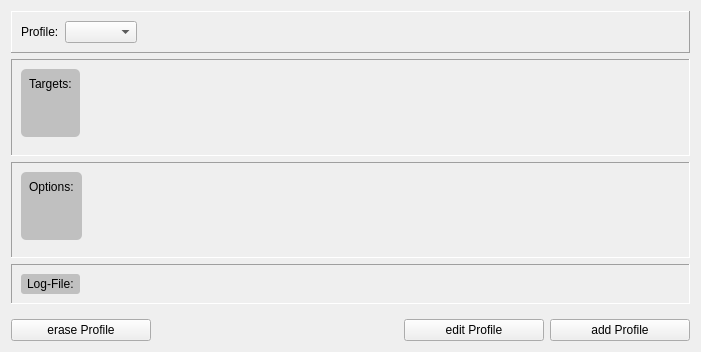
zlukaUA/ClamAV-GUI, file ui/profilemanager.ui: the form before one commit.
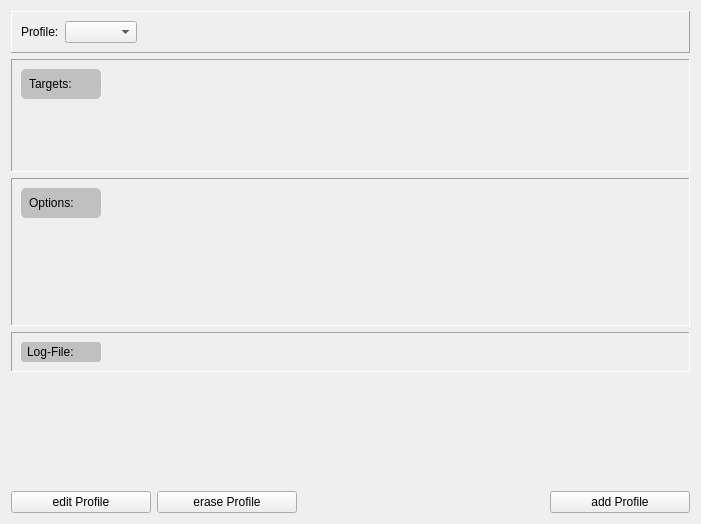
The form after the commit. Icons and pictures are not drawn.

What changed in the file:
```diff
--- a/ui/profilemanager.ui
+++ b/ui/profilemanager.ui
@@ -7,15 +7,163 @@
     <x>0</x>
     <y>0</y>
     <width>701</width>
-    <height>352</height>
+    <height>524</height>
    </rect>
   </property>
   <property name="windowTitle">
    <string>Form</string>
   </property>
   <layout class="QGridLayout" name="gridLayout_3">
-   <item row="8" column="0">
-    <widget class="QPushButton" name="pushButton">
+   <item row="0" column="0" colspan="8">
+    <widget class="QFrame" name="frame">
+     <property name="frameShape">
+      <enum>QFrame::Panel</enum>
+     </property>
+     <property name="frameShadow">
+      <enum>QFrame::Raised</enum>
+     </property>
+     <layout class="QHBoxLayout" name="horizontalLayout">
+      <item>
+       <widget class="QLabel" name="profileLabel">
+        <property name="text">
+         <string>Profile:</string>
+        </property>
+       </widget>
+      </item>
+      <item>
+       <widget class="QComboBox" name="profileComboBox">
+        <property name="sizePolicy">
+         <sizepolicy hsizetype="Minimum" vsizetype="Fixed">
+          <horstretch>0</horstretch>
+          <verstretch>0</verstretch>
+         </sizepolicy>
+        </property>
+       </widget>
+      </item>
+      <item>
+       <spacer name="horizontalSpacer">
+        <property name="orientation">
+         <enum>Qt::Horizontal</enum>
+        </property>
+        <property name="sizeHint" stdset="0">
+         <size>
+          <width>40</width>
+          <height>20</height>
+         </size>
+        </property>
+       </spacer>
+      </item>
+     </layout>
+    </widget>
+   </item>
+   <item row="3" column="0" colspan="8">
+    <widget class="QFrame" name="scanningOptionsFrame">
+     <property name="minimumSize">
+      <size>
+       <width>0</width>
+       <height>0</height>
+      </size>
+     </property>
+     <property name="frameShape">
+      <enum>QFrame::Panel</enum>
+     </property>
+     <property name="frameShadow">
+      <enum>QFrame::Sunken</enum>
+     </property>
+     <layout class="QGridLayout" name="gridLayout">
+      <item row="0" column="1" rowspan="2">
+       <widget class="QScrollArea" name="scrollArea">
+        <property name="frameShape">
+         <enum>QFrame::NoFrame</enum>
+        </property>
+        <property name="widgetResizable">
+         <bool>true</bool>
+        </property>
+        <widget class="QWidget" name="scrollAreaWidgetContents">
+         <property name="geometry">
+          <rect>
+           <x>0</x>
+           <y>0</y>
+           <width>577</width>
+           <height>142</height>
+          </rect>
+         </property>
+         <layout class="QVBoxLayout" name="verticalLayout">
+          <item>
+           <widget class="QLabel" name="optionsListLabel">
+            <property name="sizePolicy">
+             <sizepolicy hsizetype="MinimumExpanding" vsizetype="Preferred">
+              <horstretch>0</horstretch>
+              <verstretch>0</verstretch>
+             </sizepolicy>
+            </property>
+            <property name="frameShape">
+             <enum>QFrame::NoFrame</enum>
+            </property>
+            <property name="frameShadow">
+             <enum>QFrame::Sunken</enum>
+            </property>
+            <property name="text">
+             <string/>
+            </property>
+            <property name="alignment">
+             <set>Qt::AlignLeading|Qt::AlignLeft|Qt::AlignTop</set>
+            </property>
+           </widget>
+          </item>
+         </layout>
+        </widget>
+       </widget>
+      </item>
+      <item row="0" column="0">
+       <widget class="QLabel" name="optionsLabel">
+        <property name="sizePolicy">
+         <sizepolicy hsizetype="Minimum" vsizetype="Preferred">
+          <horstretch>0</horstretch>
+          <verstretch>0</verstretch>
+         </sizepolicy>
+        </property>
+        <property name="minimumSize">
+         <size>
+          <width>80</width>
+          <height>0</height>
+         </size>
+        </property>
+        <property name="maximumSize">
+         <size>
+          <width>100</width>
+          <height>16777215</height>
+         </size>
+        </property>
+        <property name="styleSheet">
+         <string notr="true">background:#c0c0c0;padding:5px;border-radius:5px;</string>
+        </property>
+        <property name="text">
+         <string>Options:</string>
+        </property>
+        <property name="alignment">
+         <set>Qt::AlignLeading|Qt::AlignLeft|Qt::AlignTop</set>
+        </property>
+       </widget>
+      </item>
+      <item row="1" column="0">
+       <spacer name="verticalSpacer">
+        <property name="orientation">
+         <enum>Qt::Vertical</enum>
+        </property>
+        <property name="sizeHint" stdset="0">
+         <size>
+          <width>20</width>
+          <height>98</height>
+         </size>
+        </property>
+       </spacer>
+      </item>
+     </layout>
+    </widget>
+   </item>
+   <item row="8" column="7">
+    <widget class="QPushButton" name="addProfileButton">
      <property name="minimumSize">
       <size>
        <width>140</width>
@@ -29,7 +177,7 @@
       </size>
      </property>
      <property name="text">
-      <string>erase Profile</string>
+      <string>add Profile</string>
      </property>
      <property name="icon">
       <iconset resource="../resources.qrc">
@@ -43,7 +191,7 @@
      </property>
     </widget>
    </item>
-   <item row="4" column="0" colspan="7">
+   <item row="4" column="0" colspan="8">
     <widget class="QFrame" name="logFileFrame">
      <property name="frameShape">
       <enum>QFrame::Panel</enum>
@@ -79,6 +227,12 @@
           <verstretch>0</verstretch>
          </sizepolicy>
         </property>
+        <property name="minimumSize">
+         <size>
+          <width>80</width>
+          <height>0</height>
+         </size>
+        </property>
         <property name="maximumSize">
          <size>
           <width>16777215</width>
@@ -96,36 +250,20 @@
      </layout>
     </widget>
    </item>
-   <item row="8" column="6">
-    <widget class="QPushButton" name="addProfileButton">
-     <property name="minimumSize">
-      <size>
-       <width>140</width>
-       <height>0</height>
-      </size>
+   <item row="5" column="0">
+    <spacer name="verticalSpacer_3">
+     <property name="orientation">
+      <enum>Qt::Vertical</enum>
      </property>
-     <property name="maximumSize">
+     <property name="sizeHint" stdset="0">
       <size>
-       <width>140</width>
-       <height>16777215</height>
+       <width>20</width>
+       <height>40</height>
       </size>
      </property>
-     <property name="text">
-      <string>add Profile</string>
-     </property>
-     <property name="icon">
-      <iconset resource="../resources.qrc">
-       <normaloff>:/icons/icons/add_profile.png</normaloff>:/icons/icons/add_profile.png</iconset>
-     </property>
-     <property name="iconSize">
-      <size>
-       <width>24</width>
-       <height>24</height>
-      </size>
-     </property>
-    </widget>
+    </spacer>
    </item>
-   <item row="8" column="5">
+   <item row="8" column="0">
     <widget class="QPushButton" name="editProfileButton">
      <property name="minimumSize">
       <size>
@@ -154,7 +292,49 @@
      </property>
     </widget>
    </item>
-   <item row="2" column="0" colspan="7">
+   <item row="8" column="1">
+    <widget class="QPushButton" name="pushButton">
+     <property name="minimumSize">
+      <size>
+       <width>140</width>
+       <height>0</height>
+      </size>
+     </property>
+     <property name="maximumSize">
+      <size>
+       <width>140</width>
+       <height>16777215</height>
+      </size>
+     </property>
+     <property name="text">
+      <string>erase Profile</string>
+     </property>
+     <property name="icon">
+      <iconset resource="../resources.qrc">
+       <normaloff>:/icons/icons/delete_profile.png</normaloff>:/icons/icons/delete_profile.png</iconset>
+     </property>
+     <property name="iconSize">
+      <size>
+       <width>24</width>
+       <height>24</height>
+      </size>
+     </property>
+    </widget>
+   </item>
+   <item row="8" column="2" colspan="5">
+    <spacer name="horizontalSpacer_2">
+     <property name="orientation">
+      <enum>Qt::Horizontal</enum>
+     </property>
+     <property name="sizeHint" stdset="0">
+      <size>
+       <width>40</width>
+       <height>20</height>
+      </size>
+     </property>
+    </spacer>
+   </item>
+   <item row="2" column="0" colspan="8">
     <widget class="QFrame" name="scanningTargetsFrame">
      <property name="minimumSize">
       <size>
@@ -168,7 +348,7 @@
      <property name="frameShadow">
       <enum>QFrame::Sunken</enum>
      </property>
-     <layout class="QGridLayout" name="gridLayout">
+     <layout class="QGridLayout" name="gridLayout_2">
       <item row="0" column="0">
        <widget class="QLabel" name="targetsLabel">
         <property name="sizePolicy">
@@ -177,6 +357,12 @@
           <verstretch>0</verstretch>
          </sizepolicy>
         </property>
+        <property name="minimumSize">
+         <size>
+          <width>80</width>
+          <height>0</height>
+         </size>
+        </property>
         <property name="maximumSize">
          <size>
           <width>100</width>
@@ -194,7 +380,7 @@
         </property>
        </widget>
       </item>
-      <item row="0" column="1">
+      <item row="0" column="1" rowspan="2">
        <widget class="QScrollArea" name="scrollArea_2">
         <property name="frameShape">
          <enum>QFrame::NoFrame</enum>
@@ -207,8 +393,8 @@
           <rect>
            <x>0</x>
            <y>0</y>
-           <width>591</width>
-           <height>66</height>
+           <width>577</width>
+           <height>79</height>
           </rect>
          </property>
          <layout class="QVBoxLayout" name="verticalLayout_2">
@@ -229,6 +415,9 @@
             <property name="text">
              <string/>
             </property>
+            <property name="alignment">
+             <set>Qt::AlignLeading|Qt::AlignLeft|Qt::AlignTop</set>
+            </property>
            </widget>
           </item>
          </layout>
@@ -236,50 +425,6 @@
        </widget>
       </item>
       <item row="1" column="0">
-       <spacer name="verticalSpacer">
-        <property name="orientation">
-         <enum>Qt::Vertical</enum>
-        </property>
-        <property name="sizeHint" stdset="0">
-         <size>
-          <width>20</width>
-          <height>40</height>
-         </size>
-        </property>
-       </spacer>
-      </item>
-     </layout>
-    </widget>
-   </item>
-   <item row="5" column="0">
-    <spacer name="verticalSpacer_3">
-     <property name="orientation">
-      <enum>Qt::Vertical</enum>
-     </property>
-     <property name="sizeHint" stdset="0">
-      <size>
-       <width>20</width>
-       <height>40</height>
-      </size>
-     </property>
-    </spacer>
-   </item>
-   <item row="3" column="0" colspan="7">
-    <widget class="QFrame" name="scanningOptionsFrame">
-     <property name="minimumSize">
-      <size>
-       <width>0</width>
-       <height>0</height>
-      </size>
-     </property>
-     <property name="frameShape">
-      <enum>QFrame::Panel</enum>
-     </property>
-     <property name="frameShadow">
-      <enum>QFrame::Sunken</enum>
-     </property>
-     <layout class="QGridLayout" name="gridLayout_2">
-      <item row="1" column="0" colspan="3">
        <spacer name="verticalSpacer_2">
         <property name="orientation">
          <enum>Qt::Vertical</enum>
@@ -287,141 +432,7 @@
         <property name="sizeHint" stdset="0">
          <size>
           <width>20</width>
-          <height>40</height>
-         </size>
-        </property>
-       </spacer>
-      </item>
-      <item row="0" column="0">
-       <widget class="QLabel" name="optionsLabel">
-        <property name="sizePolicy">
-         <sizepolicy hsizetype="Minimum" vsizetype="Preferred">
-          <horstretch>0</horstretch>
-          <verstretch>0</verstretch>
-         </sizepolicy>
-        </property>
-        <property name="maximumSize">
-         <size>
-          <width>100</width>
-          <height>16777215</height>
-         </size>
-        </property>
-        <property name="styleSheet">
-         <string notr="true">background:#c0c0c0;padding:5px;border-radius:5px;</string>
-        </property>
-        <property name="text">
-         <string>Options:</string>
-        </property>
-        <property name="alignment">
-         <set>Qt::AlignLeading|Qt::AlignLeft|Qt::AlignTop</set>
-        </property>
-       </widget>
-      </item>
-      <item row="0" column="1">
-       <widget class="QScrollArea" name="scrollArea">
-        <property name="frameShape">
-         <enum>QFrame::NoFrame</enum>
-        </property>
-        <property name="widgetResizable">
-         <bool>true</bool>
-        </property>
-        <widget class="QWidget" name="scrollAreaWidgetContents">
-         <property name="geometry">
-          <rect>
-           <x>0</x>
-           <y>0</y>
-           <width>291</width>
-           <height>66</height>
-          </rect>
-         </property>
-         <layout class="QVBoxLayout" name="verticalLayout">
-          <item>
-           <widget class="QLabel" name="optionsListLabel">
-            <property name="sizePolicy">
-             <sizepolicy hsizetype="MinimumExpanding" vsizetype="Preferred">
-              <horstretch>0</horstretch>
-              <verstretch>0</verstretch>
-             </sizepolicy>
-            </property>
-            <property name="frameShape">
-             <enum>QFrame::NoFrame</enum>
-            </property>
-            <property name="frameShadow">
-             <enum>QFrame::Sunken</enum>
-            </property>
-            <property name="text">
-             <string/>
-            </property>
-           </widget>
-          </item>
-         </layout>
-        </widget>
-       </widget>
-      </item>
-      <item row="0" column="2">
-       <spacer name="horizontalSpacer_3">
-        <property name="orientation">
-         <enum>Qt::Horizontal</enum>
-        </property>
-        <property name="sizeHint" stdset="0">
-         <size>
-          <width>40</width>
-          <height>20</height>
-         </size>
-        </property>
-       </spacer>
-      </item>
-     </layout>
-    </widget>
-   </item>
-   <item row="8" column="1" colspan="4">
-    <spacer name="horizontalSpacer_2">
-     <property name="orientation">
-      <enum>Qt::Horizontal</enum>
-     </property>
-     <property name="sizeHint" stdset="0">
-      <size>
-       <width>40</width>
-       <height>20</height>
-      </size>
-     </property>
-    </spacer>
-   </item>
-   <item row="0" column="0" colspan="7">
-    <widget class="QFrame" name="frame">
-     <property name="frameShape">
-      <enum>QFrame::Panel</enum>
-     </property>
-     <property name="frameShadow">
-      <enum>QFrame::Raised</enum>
-     </property>
-     <layout class="QHBoxLayout" name="horizontalLayout">
-      <item>
-       <widget class="QLabel" name="profileLabel">
-        <property name="text">
-         <string>Profile:</string>
-        </property>
-       </widget>
-      </item>
-      <item>
-       <widget class="QComboBox" name="profileComboBox">
-        <property name="sizePolicy">
-         <sizepolicy hsizetype="Minimum" vsizetype="Fixed">
-          <horstretch>0</horstretch>
-          <verstretch>0</verstretch>
-         </sizepolicy>
-        </property>
-       </widget>
-      </item>
-      <item>
-       <spacer name="horizontalSpacer">
-        <property name="orientation">
-         <enum>Qt::Horizontal</enum>
-        </property>
-        <property name="sizeHint" stdset="0">
-         <size>
-          <width>40</width>
-          <height>20</height>
+          <height>38</height>
          </size>
         </property>
        </spacer>
```
Left out of the diff: 2 changed lines with no effect on the pictures.
